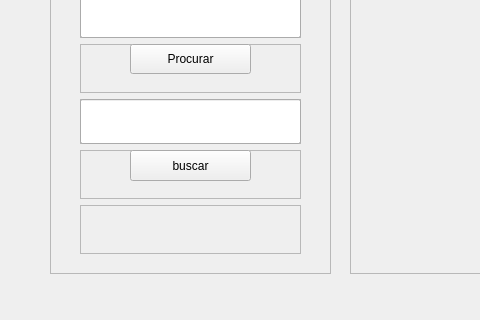
Qt form untitled4/janelaSeq.ui (LPfontes/Projeto_estrutura_de-dados) before a commit; both pictures show x 0 to 480 and y 457 to 777 of the 1147 by 777 pixel window.
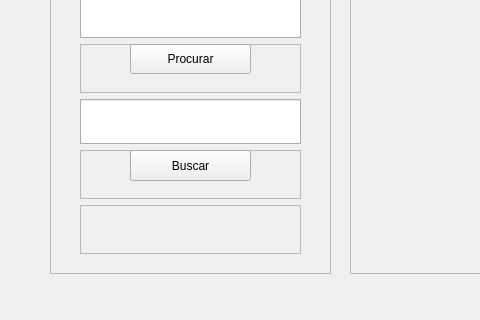
The same form after that commit.

The edit to the form file:
```diff
--- a/untitled4/janelaSeq.ui
+++ b/untitled4/janelaSeq.ui
@@ -605,7 +605,7 @@
           </size>
          </property>
          <property name="text">
-          <string>buscar</string>
+          <string>Buscar</string>
          </property>
         </widget>
        </widget>
```
